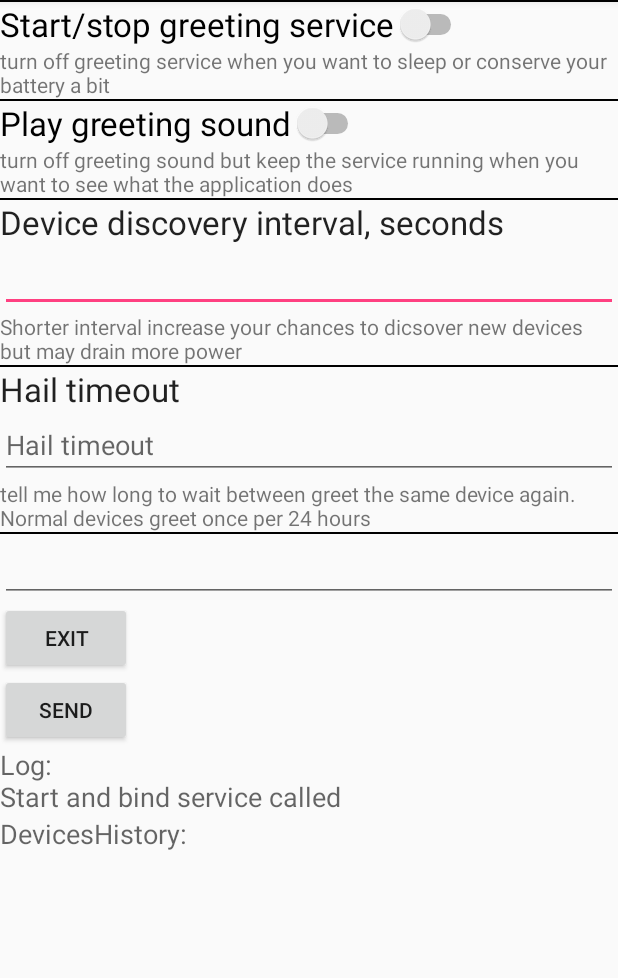
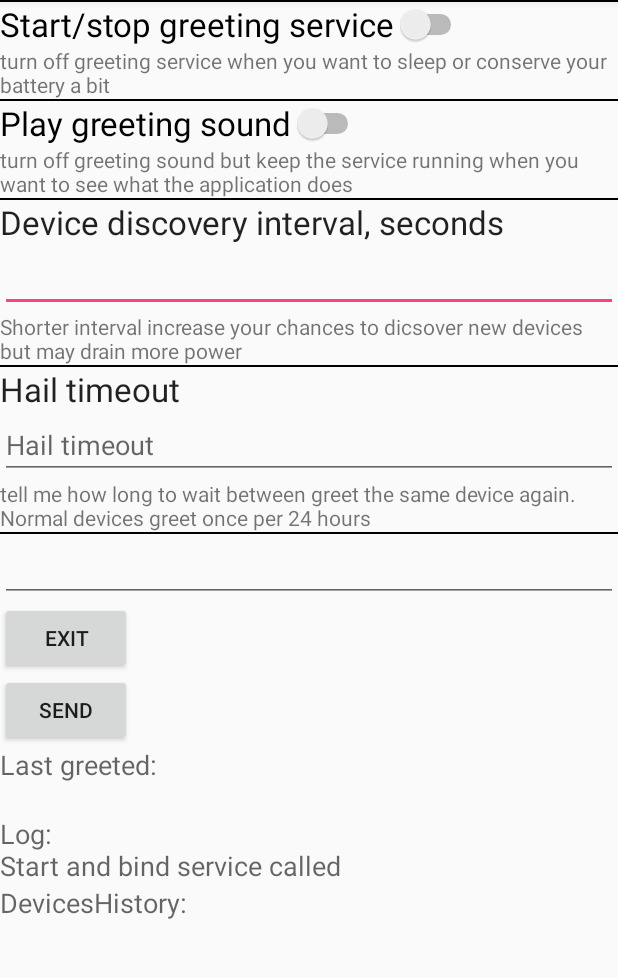
Before and after one commit to laimisnd/icebreaker, an Android app: the screen it shows after launch (MyActivity), on a phone screen of 412 x 824 dp, the part 84-1062 px from its top. Run offline under Robolectric (Android 15) with nearby library versions, the light colour scheme and no system bars; 5 statements that could not run were skipped.

Commit message:
14-service to activity about ok

```diff
--- a/app/src/main/java/com/example/laimis/myfirstapp/MyActivity.java
+++ b/app/src/main/java/com/example/laimis/myfirstapp/MyActivity.java
@@ -1,9 +1,11 @@
 package com.example.laimis.myfirstapp;
 
 import android.Manifest;
+import android.content.BroadcastReceiver;
 import android.content.ComponentName;
 import android.content.Context;
 import android.content.Intent;
+import android.content.IntentFilter;
 import android.content.ServiceConnection;
 import android.content.pm.PackageManager;
 import android.net.Uri;
@@ -256,6 +258,13 @@ public class MyActivity extends AppCompatActivity {
             return;
         }
 
+        IntentFilter filter = new IntentFilter(BTscanService.NOTIFICATION_HAILED);
+        this.registerReceiver(mReceiver, filter);
+
+        filter = new IntentFilter(BTscanService.NOTIFICATION_BTSCAN_FINISHED);
+        this.registerReceiver(mReceiver, filter);
+
+
         if (savedInstanceState != null) mSrvStarted=savedInstanceState.getBoolean("mSrvStarted");
         if (mSrvStarted) {
             StartService();
@@ -305,6 +314,8 @@ stopService(btSrv);
     @Override
     protected void onDestroy() {
         super.onDestroy();
+
+        this.unregisterReceiver(mReceiver);
 
         // Make sure we're not doing discovery anymore
         /*if ( ba != null) {
@@ -693,91 +704,32 @@ stopService(btSrv);
      * The BroadcastReceiver that listens for discovered devices and changes the title when
      * discovery is finished
      */
-/*
+
     private final BroadcastReceiver mReceiver = new BroadcastReceiver() {
         @Override
         public void onReceive(Context context, Intent intent) {
             String action = intent.getAction();
             addLog( "Received action: " + action + ":\n");
             // When discovery finds a device
-            if (BluetoothDevice.ACTION_FOUND.equals(action)) {
-                // Get the BluetoothDevice object from the Intent
-                BluetoothDevice device = intent.getParcelableExtra(BluetoothDevice.EXTRA_DEVICE);
-                // If it's already paired, skip it, because it's been listed already
-                if (device.getBondState() != BluetoothDevice.BOND_BONDED) {
+            if ( action.equals(BTscanService.NOTIFICATION_HAILED) ) {
 
-                    addLog( "Found BDevice: " + device.getName() + " : " +  device.getAddress() + "\n" );
+                //TODO
+                TextView textLG = (TextView) findViewById(R.id.lastGreeted);
+                if ( textLG != null && mBTSrv != null) {
+                    if (mBTSrv.lastHailedDev != null) {
+                        textLG.setText("!!! Hailed BT Device " + mBTSrv.lastHailedDev.name + " "+ mBTSrv.lastHailedDev.strMajorClass + " !!!");
+                    }
+                }
 
+                fetchSrvData();
+                addLog( "RECEIVED: new hail \n"  );
+            }
 
-                    mDevLst.add(device.getAddress());
-                    addLog( " found dev list size:" + mDevLst.size());
-
-                    //chgeck if new:
-                    if ( mPrevDevLst.contains(device.getAddress()) ) {
-                        addLog( " existing  device\n" );
-                    } else {
-                        addLog( " *** Found new device ***\n" );
-
-                        BTDevice dev=mHailedDevs.get(device.getAddress());
-                        if ( dev == null ) {
-
-                            addLog("New device in the list\n");
-                            addLog("***HAILING NEW***\n");
-
-                            Long st=System.currentTimeMillis();
-                            BTDevice ndev=new BTDevice(device.getName(), device.getAddress(), st );
-                            mHailedDevs.put(device.getAddress(), ndev);
-
-                            //addDevHist(device.getName() + "/" + device.getAddress() + "/"+ formatTime(st, "yy.MM.dd HH:mm:ss") + "\n");
-                            addDevHist(ndev);
-
-                            //MediaPlayer mediaPlayer = MediaPlayer.create(context, R.raw.hello);
-                            //mediaPlayer.start(); // no need to call prepare(); create() does that for you
-
-                        } else {
-                            if ( System.currentTimeMillis() - dev.time < 1000 * mHailTimeoutSecs )
-                                addLog("Too soon to hail again\n");
-                            else
-                                addLog("***HAILING EXISTING***\n");
-                                dev.time= System.currentTimeMillis();
-                                dev.hailCount++;
-                                //redraw:
-                                clearDevHist();
-                                Iterator< Map.Entry<String, BTDevice>> itt = mHailedDevs.entrySet().iterator();
-                                BTDevice dv;
-                                int ii=0;
-                                while (itt.hasNext()) {
-                                    ii++;
-                                    dv=itt.next().getValue();
-                                    addDevHist(dv);
-                                }
-                                addDevHist("List size:"+ii);
-                                //addLog("History size:"+mHailedDevs.size() +"\n");
-
-                                //MediaPlayer mediaPlayer = MediaPlayer.create(context, R.raw.hello);
-                                //mediaPlayer.start(); // no need to call prepare(); create() does that for you
-
-                        }
-
-
-
-
-
-                    }
-
-
-
-                }
-                // When discovery is finished, change the Activity title
-            } else if (BluetoothAdapter.ACTION_DISCOVERY_FINISHED.equals(action)) {
-                mPrevDevLst=mDevLst;
-                mDevLst = new ArrayList<String>();
-
-                addLog( "Finished discovery: found "+ mPrevDevLst.size() +" devices\n"  );
-
-
+            if ( action.equals(BTscanService.NOTIFICATION_BTSCAN_FINISHED) ) {
+                fetchSrvData();
+                addLog( "RECEIVED: bt scan done\n"  );
             }
         }
     };
-*/
+
 }
--- a/app/src/main/res/layout/content_my.xml
+++ b/app/src/main/res/layout/content_my.xml
@@ -126,6 +126,14 @@
         android:text="@string/button_send"
         android:onClick="sendMessage" />
 
+    <TextView
+        android:layout_width="wrap_content"
+        android:layout_height="wrap_content"
+        android:textAppearance="?android:attr/textAppearanceMedium"
+        android:text="Last greeted:\n"
+        android:id="@+id/lastGreeted"
+        android:layout_weight="0.06" />
+
 
     <TextView
         android:layout_width="wrap_content"
```
Also changed, not shown: app/src/main/java/com/example/laimis/myfirstapp/BTscanService.java (+18 -2 lines).
